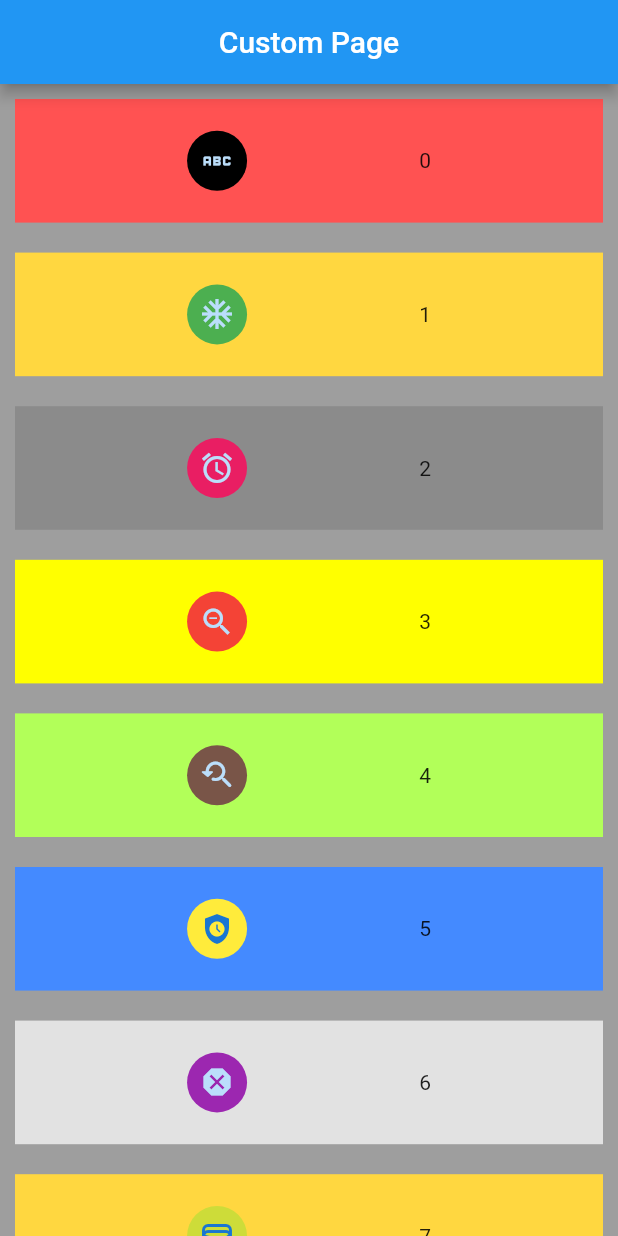
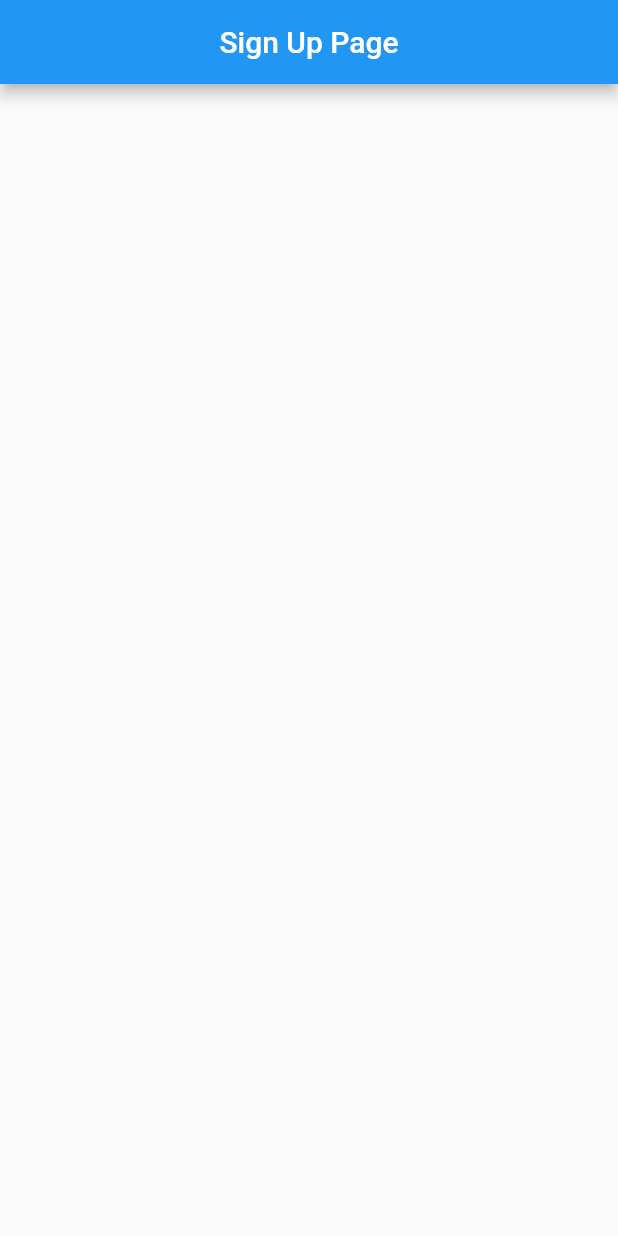
Before and after one commit to IamShahabAlam/Hello-API, a Flutter app: the screen it shows after launch, on a phone screen of 412 x 824 dp. Run offline on Flutter 3.47's test engine with Material 2 defaults, Android fonts, the phone set to English and light mode, and no system bars; our stand-ins replace widget_and_text_animator.

Commit message:
post update

```diff
--- a/lib/main.dart
+++ b/lib/main.dart
@@ -3,13 +3,9 @@ import 'dart:typed_data';
 
 import 'package:flutter/material.dart';
 import 'package:flutter/services.dart';
-import 'package:hello_api_app/views/custom.dart';
-import 'package:hello_api_app/views/posts.dart';
-import 'package:hello_api_app/views/photos.dart';
-import 'package:hello_api_app/views/all_data.dart';
-import 'package:hello_api_app/views/shops_data.dart';
-import 'package:hello_api_app/views/users.dart';
-import 'package:hello_api_app/views/users_woModel.dart';
+import 'package:hello_api_app/views/post/signup.dart';
+
+import 'views/get/custom.dart';
 
 void main() async {
   WidgetsFlutterBinding.ensureInitialized();
@@ -33,7 +29,8 @@ class MyApp extends StatelessWidget {
         primarySwatch: Colors.blue,
       ),
       home:
-      CustomPage(),
+      SignUpPage()
+      // CustomPage(),
       // ShopsDataPage(),
       // AllDataPage(),
       // UsersPage(),
--- a/lib/views/all_data.dart
+++ b/lib/views/get/all_data.dart
@@ -3,9 +3,10 @@ import 'dart:convert';
 import 'package:flutter/material.dart';
 import 'package:hello_api_app/components/appbar.dart';
 import 'package:hello_api_app/constants/constants.dart';
-import 'package:hello_api_app/models/all_data_model.dart';
 import 'package:http/http.dart' as http;
 import 'package:widget_and_text_animator/widget_and_text_animator.dart';
+
+import '../../models/get/all_data_model.dart';
 
 class AllDataPage extends StatefulWidget {
   @override
--- a/lib/views/custom.dart
+++ b/lib/views/get/custom.dart
@@ -2,7 +2,7 @@ import 'package:flutter/material.dart';
 import 'package:hello_api_app/components/appbar.dart';
 import 'package:hello_api_app/constants/constants.dart';
 
-import '../models/custom_model.dart';
+import '../../models/get/custom_model.dart';
 
 
 class CustomPage extends StatefulWidget {
--- a/lib/views/photos.dart
+++ b/lib/views/get/photos.dart
@@ -2,8 +2,9 @@ import 'dart:convert';
 import 'package:flutter/material.dart';
 import 'package:hello_api_app/components/appbar.dart';
 import 'package:hello_api_app/constants/constants.dart';
-import 'package:hello_api_app/models/photos_model.dart';
 import 'package:http/http.dart' as http;
+
+import '../../models/get/photos_model.dart';
 
 class PhotosPage extends StatefulWidget {
   @override
--- a/lib/views/posts.dart
+++ b/lib/views/get/posts.dart
@@ -2,9 +2,10 @@ import 'dart:convert';
 
 import 'package:flutter/material.dart';
 import 'package:hello_api_app/components/appbar.dart';
-import 'package:hello_api_app/models/posts_model.dart';
 import 'package:hello_api_app/constants/constants.dart';
 import 'package:http/http.dart' as http;
+
+import '../../models/get/posts_model.dart';
 
 class PostsPage extends StatefulWidget {
   @override
--- a/lib/views/shops_data.dart
+++ b/lib/views/get/shops_data.dart
@@ -4,7 +4,8 @@ import 'package:flutter/material.dart';
 import 'package:hello_api_app/components/appbar.dart';
 import 'package:hello_api_app/constants/constants.dart';
 import 'package:http/http.dart' as http;
-import 'package:hello_api_app/models/shops_data_model.dart';
+
+import '../../models/get/shops_data_model.dart';
 
 class ShopsDataPage extends StatefulWidget {
   @override
--- a/lib/views/users.dart
+++ b/lib/views/get/users.dart
@@ -2,8 +2,9 @@ import 'dart:convert';
 import 'package:flutter/material.dart';
 import 'package:hello_api_app/components/appbar.dart';
 import 'package:hello_api_app/constants/constants.dart';
-import 'package:hello_api_app/models/users_model.dart';
 import 'package:http/http.dart' as http;
+
+import '../../models/get/users_model.dart';
 
 class UsersPage extends StatefulWidget {
   @override
--- /dev/null
+++ b/lib/views/post/signup.dart
@@ -0,0 +1,23 @@
+import 'package:flutter/material.dart';
+import 'package:hello_api_app/components/appbar.dart';
+
+class SignUpPage extends StatefulWidget {
+
+  @override
+  State<SignUpPage> createState() => _SignUpPageState();
+}
+
+class _SignUpPageState extends State<SignUpPage> {
+  @override
+  Widget build(BuildContext context) {
+    return Scaffold(
+      appBar: appBar("Sign Up Page"),
+      body: Column(
+        children: [
+
+
+        ],
+      ),
+    );
+  }
+}
--- a/pubspec.yaml
+++ b/pubspec.yaml
@@ -38,6 +38,7 @@ dependencies:
   cupertino_icons: ^1.0.2
   http: ^0.13.5
   widget_and_text_animator: ^1.0.9
+  modal_progress_hud_nsn: ^0.3.0
 
 dev_dependencies:
   flutter_test:
```
Also changed, not shown: lib/models/get/all_data_model.dart (renamed from lib/models/all_data_model.dart), lib/models/get/custom_model.dart (renamed from lib/models/custom_model.dart), lib/models/get/photos_model.dart (renamed from lib/models/photos_model.dart), lib/models/get/posts_model.dart (renamed from lib/models/posts_model.dart), lib/models/get/shops_data_model.dart (renamed from lib/models/shops_data_model.dart), lib/models/get/users_model.dart (renamed from lib/models/users_model.dart), lib/views/get/users_woModel.dart (renamed from lib/views/users_woModel.dart), pubspec.lock, 5 other files.
